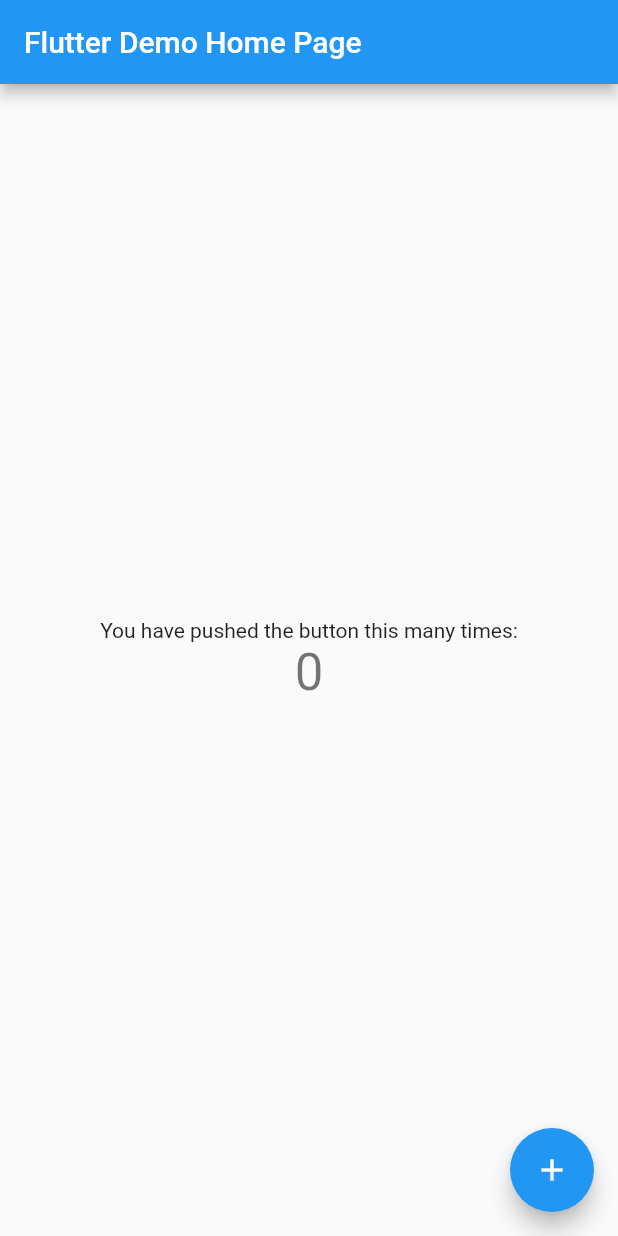
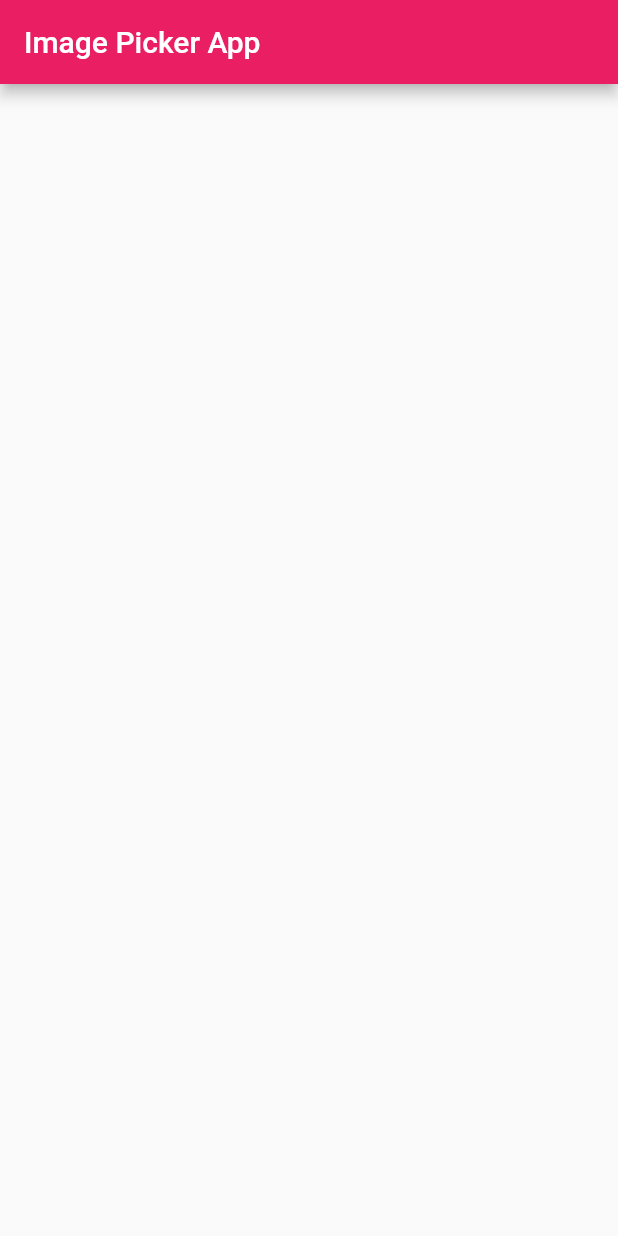
Before and after one commit to mariyareshma/api_image_picker, a Flutter app: the screen it shows after launch, on a phone screen of 412 x 824 dp. Run offline on Flutter 3.47's test engine with Material 2 defaults, Android fonts, the light colour scheme and no system bars.

Commit message:
creating icon and main file and model for app

```diff
--- /dev/null
+++ b/lib/image_picker_app.dart
@@ -0,0 +1,15 @@
+import 'package:api_image_picker/view/home_page.dart';
+import 'package:flutter/material.dart';
+
+class ImagePickerApp extends StatelessWidget {
+  const ImagePickerApp({Key? key}) : super(key: key);
+
+  @override
+  Widget build(BuildContext context) {
+    return MaterialApp(
+      title: 'Flutter Demo',
+      theme: ThemeData(primarySwatch: Colors.pink),
+      home: const HomePage(),
+    );
+  }
+}
--- a/lib/main.dart
+++ b/lib/main.dart
@@ -1,115 +1,7 @@
 import 'package:flutter/material.dart';
 
+import 'image_picker_app.dart';
+
 void main() {
-  runApp(const MyApp());
+  runApp(const ImagePickerApp());
 }
-
-class MyApp extends StatelessWidget {
-  const MyApp({super.key});
-
-  // This widget is the root of your application.
-  @override
-  Widget build(BuildContext context) {
-    return MaterialApp(
-      title: 'Flutter Demo',
-      theme: ThemeData(
-        // This is the theme of your application.
-        //
-        // Try running your application with "flutter run". You'll see the
-        // application has a blue toolbar. Then, without quitting the app, try
-        // changing the primarySwatch below to Colors.green and then invoke
-        // "hot reload" (press "r" in the console where you ran "flutter run",
-        // or simply save your changes to "hot reload" in a Flutter IDE).
-        // Notice that the counter didn't reset back to zero; the application
-        // is not restarted.
-        primarySwatch: Colors.blue,
-      ),
-      home: const MyHomePage(title: 'Flutter Demo Home Page'),
-    );
-  }
-}
-
-class MyHomePage extends StatefulWidget {
-  const MyHomePage({super.key, required this.title});
-
-  // This widget is the home page of your application. It is stateful, meaning
-  // that it has a State object (defined below) that contains fields that affect
-  // how it looks.
-
-  // This class is the configuration for the state. It holds the values (in this
-  // case the title) provided by the parent (in this case the App widget) and
-  // used by the build method of the State. Fields in a Widget subclass are
-  // always marked "final".
-
-  final String title;
-
-  @override
-  State<MyHomePage> createState() => _MyHomePageState();
-}
-
-class _MyHomePageState extends State<MyHomePage> {
-  int _counter = 0;
-
-  void _incrementCounter() {
-    setState(() {
-      // This call to setState tells the Flutter framework that something has
-      // changed in this State, which causes it to rerun the build method below
-      // so that the display can reflect the updated values. If we changed
-      // _counter without calling setState(), then the build method would not be
-      // called again, and so nothing would appear to happen.
-      _counter++;
-    });
-  }
-
-  @override
-  Widget build(BuildContext context) {
-    // This method is rerun every time setState is called, for instance as done
-    // by the _incrementCounter method above.
-    //
-    // The Flutter framework has been optimized to make rerunning build methods
-    // fast, so that you can just rebuild anything that needs updating rather
-    // than having to individually change instances of widgets.
-    return Scaffold(
-      appBar: AppBar(
-        // Here we take the value from the MyHomePage object that was created by
-        // the App.build method, and use it to set our appbar title.
-        title: Text(widget.title),
-      ),
-      body: Center(
-        // Center is a layout widget. It takes a single child and positions it
-        // in the middle of the parent.
-        child: Column(
-          // Column is also a layout widget. It takes a list of children and
-          // arranges them vertically. By default, it sizes itself to fit its
-          // children horizontally, and tries to be as tall as its parent.
-          //
-          // Invoke "debug painting" (press "p" in the console, choose the
-          // "Toggle Debug Paint" action from the Flutter Inspector in Android
-          // Studio, or the "Toggle Debug Paint" command in Visual Studio Code)
-          // to see the wireframe for each widget.
-          //
-          // Column has various properties to control how it sizes itself and
-          // how it positions its children. Here we use mainAxisAlignment to
-          // center the children vertically; the main axis here is the vertical
-          // axis because Columns are vertical (the cross axis would be
-          // horizontal).
-          mainAxisAlignment: MainAxisAlignment.center,
-          children: <Widget>[
-            const Text(
-              'You have pushed the button this many times:',
-            ),
-            Text(
-              '$_counter',
-              style: Theme.of(context).textTheme.headline4,
-            ),
-          ],
-        ),
-      ),
-      floatingActionButton: FloatingActionButton(
-        onPressed: _incrementCounter,
-        tooltip: 'Increment',
-        child: const Icon(Icons.add),
-      ), // This trailing comma makes auto-formatting nicer for build methods.
-    );
-  }
-}
--- /dev/null
+++ b/lib/view/home_page.dart
@@ -0,0 +1,20 @@
+import 'package:flutter/material.dart';
+
+class HomePage extends StatefulWidget {
+  const HomePage({Key? key}) : super(key: key);
+
+  @override
+  HomePageState createState() => HomePageState();
+}
+
+class HomePageState extends State<HomePage> {
+  @override
+  Widget build(BuildContext context) {
+    return Scaffold(
+      appBar: AppBar(
+        title: const Text('Image Picker App'),
+      ),
+      body: Container(),
+    );
+  }
+}
```
Also changed, not shown: lib/model/image_model.dart (added, +292 -0 lines), pubspec.yaml (+7 -0 lines), assets/imageIcon.png (added), pubspec.lock, 7 other files.
